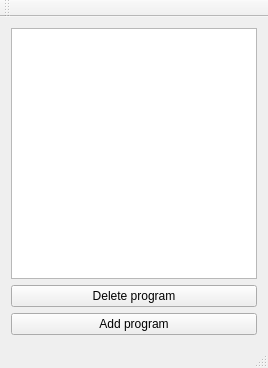
Above: mainwindow.ui from melden19/autorun-controller before the change. Below: the same form after it.
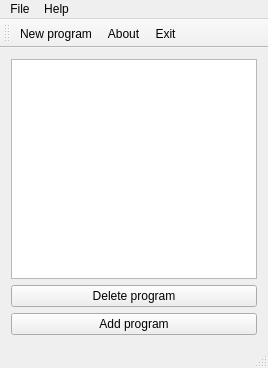
That is the form after the change. Icons and pictures are not drawn.

Patch:
```diff
--- a/mainwindow.ui
+++ b/mainwindow.ui
@@ -43,6 +43,22 @@
      <height>21</height>
     </rect>
    </property>
+   <widget class="QMenu" name="menuFile">
+    <property name="title">
+     <string>File</string>
+    </property>
+    <addaction name="actionNew_program"/>
+    <addaction name="actionExit"/>
+   </widget>
+   <widget class="QMenu" name="menuAbout_program">
+    <property name="title">
+     <string>Help</string>
+    </property>
+    <addaction name="actionAbout"/>
+    <addaction name="actionManual"/>
+   </widget>
+   <addaction name="menuFile"/>
+   <addaction name="menuAbout_program"/>
   </widget>
   <widget class="QToolBar" name="mainToolBar">
    <attribute name="toolBarArea">
@@ -51,8 +67,49 @@
    <attribute name="toolBarBreak">
     <bool>false</bool>
    </attribute>
+   <addaction name="actionNew_program"/>
+   <addaction name="actionAbout"/>
+   <addaction name="actionExit"/>
   </widget>
   <widget class="QStatusBar" name="statusBar"/>
+  <action name="actionExit">
+   <property name="icon">
+    <iconset resource="resources.qrc">
+     <normaloff>:/rec/images/rsz_quit.png</normaloff>:/rec/images/rsz_quit.png</iconset>
+   </property>
+   <property name="text">
+    <string>Exit</string>
+   </property>
+   <property name="shortcut">
+    <string>Ctrl+W</string>
+   </property>
+  </action>
+  <action name="actionAbout">
+   <property name="icon">
+    <iconset resource="resources.qrc">
+     <normaloff>:/rec/images/rsz_question_markpng.png</normaloff>:/rec/images/rsz_question_markpng.png</iconset>
+   </property>
+   <property name="text">
+    <string>About</string>
+   </property>
+  </action>
+  <action name="actionNew_program">
+   <property name="icon">
+    <iconset resource="resources.qrc">
+     <normaloff>:/rec/images/rsz_add.png</normaloff>:/rec/images/rsz_add.png</iconset>
+   </property>
+   <property name="text">
+    <string>New program</string>
+   </property>
+   <property name="shortcut">
+    <string>Ctrl+N</string>
+   </property>
+  </action>
+  <action name="actionManual">
+   <property name="text">
+    <string>Manual</string>
+   </property>
+  </action>
  </widget>
  <layoutdefault spacing="6" margin="11"/>
  <resources/>
```
Left out of the diff: 6 changed lines with no effect on the pictures.
